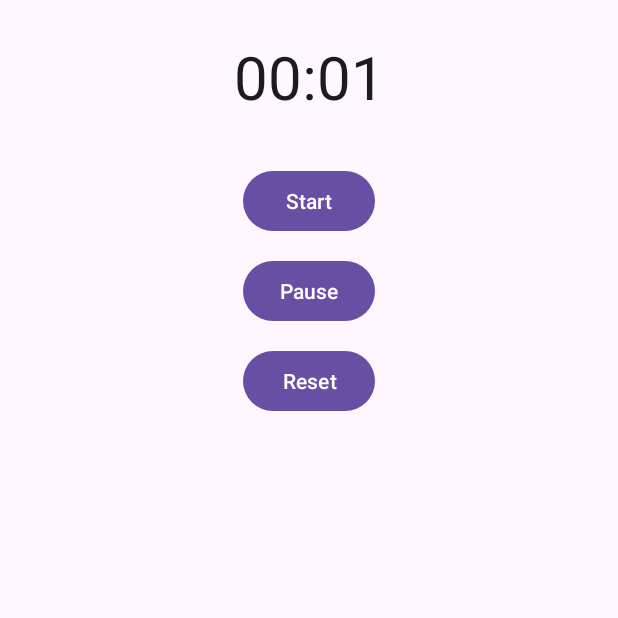
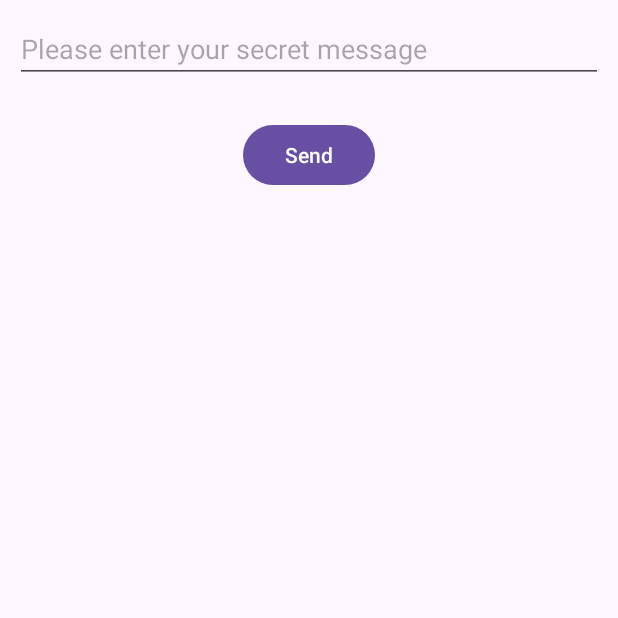
Before and after one commit to MohamedOuhami/LearnKotlin, an Android app: the screen it shows after launch (MainActivity), after a tap on "Start", on a phone screen of 412 x 824 dp, the top half of it. Run offline under Robolectric (Android 15) with nearby library versions, the phone set to English and light mode, and no system bars.

Commit message:
Finished Navigation

```diff
--- a/app/build.gradle.kts
+++ b/app/build.gradle.kts
@@ -1,6 +1,7 @@
 plugins {
     id("com.android.application")
     id("org.jetbrains.kotlin.android")
+    id("androidx.navigation.safeargs")
 }
 
 android {
@@ -35,6 +36,7 @@ android {
 dependencies {
 
     implementation("androidx.core:core-ktx:1.9.0")
+    implementation("androidx.navigation:navigation-fragment-ktx:2.3.5")
     implementation("androidx.appcompat:appcompat:1.6.1")
     implementation("com.google.android.material:material:1.10.0")
     implementation("androidx.constraintlayout:constraintlayout:2.1.4")
--- a/app/src/main/java/com/v01d/learnkotlin/MainActivity.kt
+++ b/app/src/main/java/com/v01d/learnkotlin/MainActivity.kt
@@ -10,108 +10,35 @@ import android.widget.TextView
 
 class MainActivity : AppCompatActivity() {
 
-    //    Defining the variables
-    lateinit var stopwatch: Chronometer // lateinit gets to initialize a not null property outside of the constructor
-    var running = false
-    var offset: Long = 0
-    val OFFSET_KEY = "offset"
-    val RUNNING_KEY = "running"
-    val BASE_KEY = "base"
-
     override fun onCreate(savedInstanceState: Bundle?) {
         super.onCreate(savedInstanceState)
         setContentView(R.layout.activity_main)
-        stopwatch = findViewById<Chronometer>(R.id.chronometer)
-
-        if(savedInstanceState != null){
-            offset = savedInstanceState.getLong(OFFSET_KEY)
-            running = savedInstanceState.getBoolean(RUNNING_KEY)
-            if(running){
-                stopwatch.base = savedInstanceState.getLong(BASE_KEY)
-                stopwatch.start()
-            } else setBaseTime()
-        }
-
-//        Referencing the star button
-        val startButton = findViewById<Button>(R.id.start)
+    }
 
 
-        startButton.setOnClickListener {
-            if (!running) {
-                setBaseTime()
-                stopwatch.start()
-                running = true
-            }
-        }
-        val pauseButton = findViewById<Button>(R.id.pause)
-        pauseButton.setOnClickListener {
-            if (running) {
-                saveOffset()
-                stopwatch.stop()
-                running = false
-            }
-        }
-
-        val resetButton = findViewById<Button>(R.id.reset)
-        resetButton.setOnClickListener {
-            offset = 0
-            setBaseTime()
-            stopwatch.stop()
-            running=false
-        }
-
-
-    }
-
     override fun onSaveInstanceState(outState: Bundle) {
-        outState.putLong(OFFSET_KEY,offset)
-        outState.putBoolean(RUNNING_KEY,running)
-        outState.putLong(BASE_KEY,stopwatch.base)
         super.onSaveInstanceState(outState)
     }
 
 
     override fun onStop() {
         super.onStop()
-        if(running){
-            saveOffset()
-            stopwatch.stop()
-        }
+
     }
 
     override fun onRestart() {
         super.onRestart()
-        if(running){
-            setBaseTime()
-            stopwatch.start()
-            offset=0
-        }
+
     }
 
     override fun onPause() {
         super.onPause()
-        if(running){
-            saveOffset()
-            stopwatch.stop()
-        }
+
     }
 
     override fun onResume() {
         super.onResume()
-        if(running){
-            setBaseTime()
-            stopwatch.start()
-            offset=0
-        }
+
     }
 
-
-    //        Updating stopwatch base time
-    fun setBaseTime() {
-        stopwatch.base = SystemClock.elapsedRealtime() - offset
-    }
-
-    fun saveOffset() {
-        offset = SystemClock.elapsedRealtime() - stopwatch.base
-    }
 }
--- /dev/null
+++ b/app/src/main/java/com/v01d/learnkotlin/MessageFragment.kt
@@ -0,0 +1,45 @@
+package com.v01d.learnkotlin
+
+import android.os.Bundle
+import androidx.fragment.app.Fragment
+import android.view.LayoutInflater
+import android.view.View
+import android.view.ViewGroup
+import android.widget.Button
+import android.widget.EditText
+import androidx.navigation.findNavController
+
+class MessageFragment : Fragment() {
+
+    override fun onCreate(savedInstanceState: Bundle?) {
+        super.onCreate(savedInstanceState)
+
+    }
+
+    override fun onCreateView(
+        inflater: LayoutInflater, container: ViewGroup?,
+        savedInstanceState: Bundle?
+    ): View? {
+        // Inflate the layout for this fragment
+        val view = inflater.inflate(R.layout.fragment_message, container, false)
+
+        // Getting the button
+        val sendBtn = view.findViewById<Button>(R.id.sendBtn)
+        val messagetext = view.findViewById<EditText>(R.id.message)
+
+        sendBtn.setOnClickListener {
+            // Corrected: Get the text from the EditText
+            val messageText = messagetext.text.toString()
+
+            // Create a bundle and store the text
+            val action = MessageFragmentDirections.actionMessageFragmentToEncryptFragment(messageText)
+
+
+            view.findNavController().navigate(action)
+        }
+
+        return view
+    }
+
+
+}
--- /dev/null
+++ b/app/src/main/java/com/v01d/learnkotlin/WelcomeFragment.kt
@@ -0,0 +1,32 @@
+package com.v01d.learnkotlin
+
+import android.os.Bundle
+import androidx.fragment.app.Fragment
+import android.view.LayoutInflater
+import android.view.View
+import android.view.ViewGroup
+import android.widget.Button
+import androidx.navigation.findNavController
+
+class WelcomeFragment : Fragment() {
+
+//    In fragments, we don't add listeners to onCreate, but rather onCreateView
+    override fun onCreate(savedInstanceState: Bundle?) {
+        super.onCreate(savedInstanceState)
+
+    }
+
+    override fun onCreateView(
+        inflater: LayoutInflater, container: ViewGroup?,
+        savedInstanceState: Bundle?
+    ): View? {
+        // Inflate the layout for this fragment
+        val view = inflater.inflate(R.layout.fragment_welcome, container, false)
+        val startButton = view.findViewById<Button>(R.id.start)
+        startButton.setOnClickListener {
+            view.findNavController()
+                .navigate(R.id.action_welcomeFragment_to_messageFragment)
+        }
+        return view
+    }
+}
--- a/app/src/main/res/layout/activity_main.xml
+++ b/app/src/main/res/layout/activity_main.xml
@@ -7,54 +7,14 @@
     android:layout_height="match_parent"
     tools:context=".MainActivity">
 
-    <Chronometer
-        android:id="@+id/chronometer"
-        android:layout_width="wrap_content"
-        android:layout_height="wrap_content"
-        android:layout_marginTop="24dp"
-        android:gravity="center"
-        android:textSize="40sp"
-        app:layout_constraintEnd_toEndOf="parent"
-        app:layout_constraintStart_toStartOf="parent"
-        app:layout_constraintTop_toTopOf="parent" />
+    <androidx.fragment.app.FragmentContainerView
+        android:id="@+id/nav_host_fragment"
+        android:layout_width="match_parent"
+        android:layout_height="match_parent"
+        android:name="androidx.navigation.fragment.NavHostFragment"
+        app:navGraph="@navigation/nav_graph"
+        app:defaultNavHost="true"/>
 
-    <Button
-        android:id="@+id/start"
-        android:layout_width="wrap_content"
-        android:layout_height="wrap_content"
-        android:layout_marginTop="32dp"
-        android:text="@string/start"
-        app:layout_constraintEnd_toEndOf="parent"
-        app:layout_constraintStart_toStartOf="parent"
-        app:layout_constraintTop_toBottomOf="@+id/chronometer" />
 
-    <Button
-        android:id="@+id/pause"
-        android:layout_width="wrap_content"
-        android:layout_height="wrap_content"
-        android:layout_marginTop="12dp"
-        android:text="@string/pause"
-        app:layout_constraintEnd_toEndOf="@+id/start"
-        app:layout_constraintHorizontal_bias="0.0"
-        app:layout_constraintStart_toStartOf="@+id/start"
-        app:layout_constraintTop_toBottomOf="@+id/start" />
-
-    <Button
-        android:id="@+id/reset"
-        android:layout_width="wrap_content"
-        android:layout_height="wrap_content"
-        android:layout_marginTop="12dp"
-        android:text="@string/reset"
-        app:layout_constraintEnd_toEndOf="@+id/pause"
-        app:layout_constraintHorizontal_bias="0.0"
-        app:layout_constraintStart_toStartOf="@+id/pause"
-        app:layout_constraintTop_toBottomOf="@+id/pause" />
-
-    <androidx.constraintlayout.widget.Guideline
-        android:id="@+id/guideline"
-        android:layout_width="wrap_content"
-        android:layout_height="wrap_content"
-        android:orientation="vertical"
-        app:layout_constraintGuide_begin="205dp" />
 
 </androidx.constraintlayout.widget.ConstraintLayout>
--- /dev/null
+++ b/app/src/main/res/layout/fragment_message.xml
@@ -0,0 +1,32 @@
+<?xml version="1.0" encoding="utf-8"?>
+<androidx.constraintlayout.widget.ConstraintLayout
+    xmlns:android="http://schemas.android.com/apk/res/android"
+    xmlns:app="http://schemas.android.com/apk/res-auto"
+    xmlns:tools="http://schemas.android.com/tools"
+    android:layout_width="match_parent"
+    android:layout_height="match_parent">
+
+    <EditText
+        android:id="@+id/message"
+        android:layout_width="0dp"
+        android:layout_height="wrap_content"
+        android:layout_margin="10dp"
+        android:layout_marginTop="24dp"
+        android:ems="10"
+        android:gravity="start|top"
+        android:hint="@string/secret_message"
+        android:inputType="textMultiLine"
+        app:layout_constraintEnd_toEndOf="parent"
+        app:layout_constraintStart_toStartOf="parent"
+        app:layout_constraintTop_toTopOf="parent" />
+
+    <Button
+        android:id="@+id/sendBtn"
+        android:layout_width="wrap_content"
+        android:layout_height="wrap_content"
+        android:layout_marginTop="24dp"
+        android:text="Send"
+        app:layout_constraintEnd_toEndOf="parent"
+        app:layout_constraintStart_toStartOf="parent"
+        app:layout_constraintTop_toBottomOf="@+id/message" />
+</androidx.constraintlayout.widget.ConstraintLayout>
--- /dev/null
+++ b/app/src/main/res/navigation/nav_graph.xml
@@ -0,0 +1,35 @@
+<?xml version="1.0" encoding="utf-8"?>
+<navigation xmlns:android="http://schemas.android.com/apk/res/android"
+    xmlns:app="http://schemas.android.com/apk/res-auto"
+    xmlns:tools="http://schemas.android.com/tools"
+    android:id="@+id/nav_graph"
+    app:startDestination="@id/welcomeFragment">
+
+    <fragment
+        android:id="@+id/welcomeFragment"
+        android:name="com.v01d.learnkotlin.WelcomeFragment"
+        android:label="fragment_welcome"
+        tools:layout="@layout/fragment_welcome" >
+        <action
+            android:id="@+id/action_welcomeFragment_to_messageFragment"
+            app:destination="@id/messageFragment" />
+    </fragment>
+    <fragment
+        android:id="@+id/messageFragment"
+        android:name="com.v01d.learnkotlin.MessageFragment"
+        android:label="MessageFragment" >
+        <action
+            android:id="@+id/action_messageFragment_to_encryptFragment"
+            app:destination="@id/encryptFragment"
+            app:popUpTo="@id/welcomeFragment" />
+    </fragment>
+    <fragment
+        android:id="@+id/encryptFragment"
+        android:name="com.v01d.learnkotlin.EncryptFragment"
+        android:label="fragment_encrypt"
+        tools:layout="@layout/fragment_encrypt" >
+        <argument
+            android:name="message"
+            app:argType="string" />
+    </fragment>
+</navigation>
--- a/app/src/main/res/values/strings.xml
+++ b/app/src/main/res/values/strings.xml
@@ -1,6 +1,13 @@
 <resources>
     <string name="app_name">Learn Kotlin</string>
+    <string name="welcome_text">Welcome to the Secret Message app!
+        Use this app to encrypt a secret message.
+        Click on the Start button to begin.</string>
     <string name="start">Start</string>
-    <string name="pause">Pause</string>
-    <string name="reset">Reset</string>
+    <string name="message_hint">Please enter your secret message</string>
+    <string name="next">Next</string>
+    <string name="encrypt_text">Here is your encrypted message:</string>
+    <!-- TODO: Remove or change this placeholder text -->
+    <string name="hello_blank_fragment">Hello blank fragment</string>
+    <string name="secret_message">Please enter your secret message</string>
 </resources>
```
Also changed, not shown: app/src/main/java/com/v01d/learnkotlin/EncryptFragment.kt (added, +44 -0 lines), app/src/main/res/layout/fragment_encrypt.xml (added, +31 -0 lines), app/src/main/res/layout/fragment_welcome.xml (added, +25 -0 lines), build.gradle.kts (+10 -0 lines).
